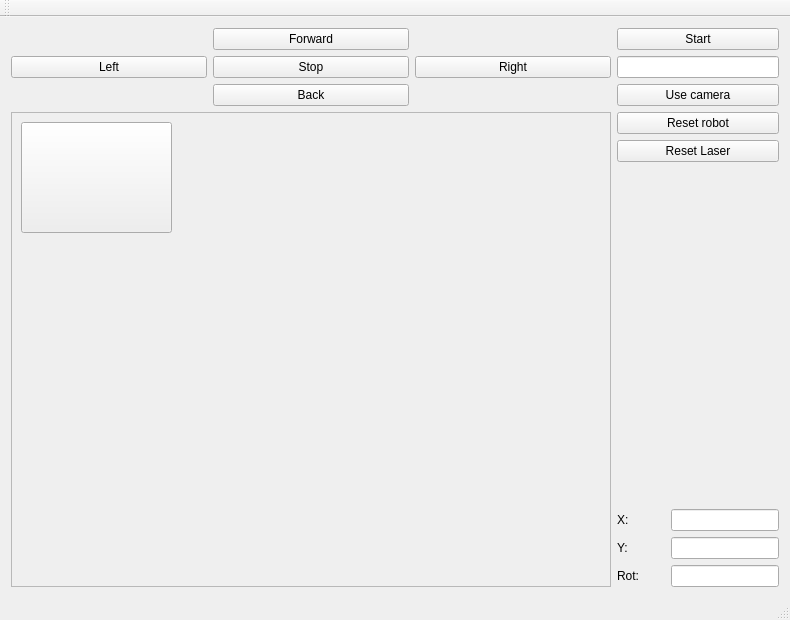
Before: the Qt Designer form demoRMR/mainwindow.ui in pao3007/HMI02, drawn with Qt 5.
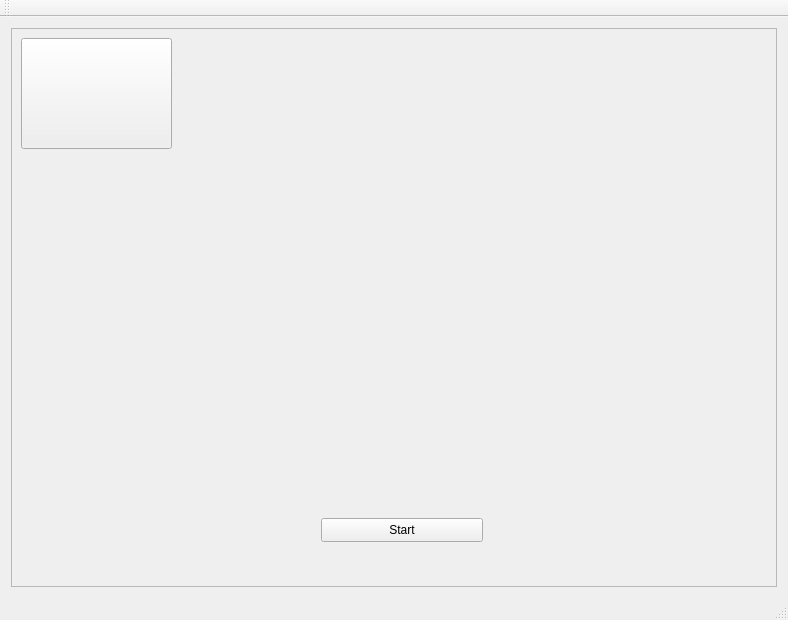
After: the same form once the commit is applied.

```diff
--- a/demoRMR/mainwindow.ui
+++ b/demoRMR/mainwindow.ui
@@ -15,7 +15,7 @@
   </property>
   <widget class="QWidget" name="centralWidget">
    <layout class="QGridLayout" name="gridLayout">
-    <item row="2" column="0">
+    <item row="1" column="0">
      <widget class="QFrame" name="frame">
       <property name="sizePolicy">
        <sizepolicy hsizetype="MinimumExpanding" vsizetype="Expanding">
@@ -48,263 +48,33 @@
         <string/>
        </property>
       </widget>
+      <widget class="QPushButton" name="pushButton_9">
+       <property name="geometry">
+        <rect>
+         <x>310</x>
+         <y>490</y>
+         <width>162</width>
+         <height>24</height>
+        </rect>
+       </property>
+       <property name="sizePolicy">
+        <sizepolicy hsizetype="Fixed" vsizetype="Fixed">
+         <horstretch>0</horstretch>
+         <verstretch>0</verstretch>
+        </sizepolicy>
+       </property>
+       <property name="minimumSize">
+        <size>
+         <width>162</width>
+         <height>0</height>
+        </size>
+       </property>
+       <property name="text">
+        <string>Start</string>
+       </property>
+      </widget>
      </widget>
     </item>
-    <item row="1" column="1">
-     <layout class="QVBoxLayout" name="verticalLayout">
-      <item>
-       <widget class="QPushButton" name="pushButton_9">
-        <property name="sizePolicy">
-         <sizepolicy hsizetype="Fixed" vsizetype="Fixed">
-          <horstretch>0</horstretch>
-          <verstretch>0</verstretch>
-         </sizepolicy>
-        </property>
-        <property name="minimumSize">
-         <size>
-          <width>162</width>
-          <height>0</height>
-         </size>
-        </property>
-        <property name="text">
-         <string>Start</string>
-        </property>
-       </widget>
-      </item>
-      <item>
-       <widget class="QLineEdit" name="lineEdit">
-        <property name="sizePolicy">
-         <sizepolicy hsizetype="Fixed" vsizetype="Fixed">
-          <horstretch>0</horstretch>
-          <verstretch>0</verstretch>
-         </sizepolicy>
-        </property>
-        <property name="minimumSize">
-         <size>
-          <width>162</width>
-          <height>0</height>
-         </size>
-        </property>
-       </widget>
-      </item>
-      <item>
-       <widget class="QPushButton" name="pushButton">
-        <property name="sizePolicy">
-         <sizepolicy hsizetype="Fixed" vsizetype="Fixed">
-          <horstretch>0</horstretch>
-          <verstretch>0</verstretch>
-         </sizepolicy>
-        </property>
-        <property name="minimumSize">
-         <size>
-          <width>162</width>
-          <height>0</height>
-         </size>
-        </property>
-        <property name="text">
-         <string>Use camera</string>
-        </property>
-       </widget>
-      </item>
-     </layout>
-    </item>
-    <item row="1" column="0">
-     <layout class="QGridLayout" name="gridLayout_2">
-      <item row="1" column="2">
-       <widget class="QPushButton" name="pushButton_5">
-        <property name="sizePolicy">
-         <sizepolicy hsizetype="Expanding" vsizetype="Fixed">
-          <horstretch>0</horstretch>
-          <verstretch>0</verstretch>
-         </sizepolicy>
-        </property>
-        <property name="text">
-         <string>Right</string>
-        </property>
-       </widget>
-      </item>
-      <item row="0" column="1">
-       <widget class="QPushButton" name="pushButton_2">
-        <property name="sizePolicy">
-         <sizepolicy hsizetype="Expanding" vsizetype="Fixed">
-          <horstretch>0</horstretch>
-          <verstretch>0</verstretch>
-         </sizepolicy>
-        </property>
-        <property name="text">
-         <string>Forward</string>
-        </property>
-       </widget>
-      </item>
-      <item row="1" column="0">
-       <widget class="QPushButton" name="pushButton_6">
-        <property name="sizePolicy">
-         <sizepolicy hsizetype="Expanding" vsizetype="Fixed">
-          <horstretch>0</horstretch>
-          <verstretch>0</verstretch>
-         </sizepolicy>
-        </property>
-        <property name="text">
-         <string>Left</string>
-        </property>
-       </widget>
-      </item>
-      <item row="2" column="1">
-       <widget class="QPushButton" name="pushButton_3">
-        <property name="sizePolicy">
-         <sizepolicy hsizetype="Expanding" vsizetype="Fixed">
-          <horstretch>0</horstretch>
-          <verstretch>0</verstretch>
-         </sizepolicy>
-        </property>
-        <property name="text">
-         <string>Back</string>
-        </property>
-       </widget>
-      </item>
-      <item row="1" column="1">
-       <widget class="QPushButton" name="pushButton_4">
-        <property name="sizePolicy">
-         <sizepolicy hsizetype="Expanding" vsizetype="Fixed">
-          <horstretch>0</horstretch>
-          <verstretch>0</verstretch>
-         </sizepolicy>
-        </property>
-        <property name="text">
-         <string>Stop</string>
-        </property>
-       </widget>
-      </item>
-     </layout>
-    </item>
-    <item row="2" column="1">
-     <layout class="QVBoxLayout" name="verticalLayout_2">
-      <item>
-       <widget class="QPushButton" name="pushButton_8">
-        <property name="sizePolicy">
-         <sizepolicy hsizetype="Fixed" vsizetype="Fixed">
-          <horstretch>0</horstretch>
-          <verstretch>0</verstretch>
-         </sizepolicy>
-        </property>
-        <property name="minimumSize">
-         <size>
-          <width>162</width>
-          <height>0</height>
-         </size>
-        </property>
-        <property name="text">
-         <string>Reset robot</string>
-        </property>
-       </widget>
-      </item>
-      <item>
-       <widget class="QPushButton" name="pushButton_7">
-        <property name="sizePolicy">
-         <sizepolicy hsizetype="Fixed" vsizetype="Fixed">
-          <horstretch>0</horstretch>
-          <verstretch>0</verstretch>
-         </sizepolicy>
-        </property>
-        <property name="minimumSize">
-         <size>
-          <width>162</width>
-          <height>0</height>
-         </size>
-        </property>
-        <property name="text">
-         <string>Reset Laser</string>
-        </property>
-       </widget>
-      </item>
-      <item>
-       <spacer name="verticalSpacer">
-        <property name="orientation">
-         <enum>Qt::Vertical</enum>
-        </property>
-        <property name="sizeHint" stdset="0">
-         <size>
-          <width>20</width>
-          <height>40</height>
-         </size>
-        </property>
-       </spacer>
-      </item>
-      <item>
-       <layout class="QGridLayout" name="gridLayout_3">
-        <item row="0" column="0">
-         <widget class="QLabel" name="label">
-          <property name="text">
-           <string>X:</string>
-          </property>
-         </widget>
-        </item>
-        <item row="2" column="0">
-         <widget class="QLabel" name="label_3">
-          <property name="text">
-           <string>Rot:</string>
-          </property>
-         </widget>
-        </item>
-        <item row="1" column="0">
-         <widget class="QLabel" name="label_2">
-          <property name="text">
-           <string>Y:</string>
-          </property>
-         </widget>
-        </item>
-        <item row="0" column="1">
-         <widget class="QLineEdit" name="lineEdit_2">
-          <property name="sizePolicy">
-           <sizepolicy hsizetype="Fixed" vsizetype="Fixed">
-            <horstretch>0</horstretch>
-            <verstretch>0</verstretch>
-           </sizepolicy>
-          </property>
-          <property name="focusPolicy">
-           <enum>Qt::NoFocus</enum>
-          </property>
-          <property name="readOnly">
-           <bool>true</bool>
-          </property>
-         </widget>
-        </item>
-        <item row="1" column="1">
-         <widget class="QLineEdit" name="lineEdit_3">
-          <property name="sizePolicy">
-           <sizepolicy hsizetype="Fixed" vsizetype="Fixed">
-            <horstretch>0</horstretch>
-            <verstretch>0</verstretch>
-           </sizepolicy>
-          </property>
-          <property name="focusPolicy">
-           <enum>Qt::NoFocus</enum>
-          </property>
-          <property name="readOnly">
-           <bool>true</bool>
-          </property>
-         </widget>
-        </item>
-        <item row="2" column="1">
-         <widget class="QLineEdit" name="lineEdit_4">
-          <property name="sizePolicy">
-           <sizepolicy hsizetype="Fixed" vsizetype="Fixed">
-            <horstretch>0</horstretch>
-            <verstretch>0</verstretch>
-           </sizepolicy>
-          </property>
-          <property name="focusPolicy">
-           <enum>Qt::NoFocus</enum>
-          </property>
-          <property name="readOnly">
-           <bool>true</bool>
-          </property>
-         </widget>
-        </item>
-       </layout>
-      </item>
-     </layout>
-    </item>
    </layout>
   </widget>
   <widget class="QMenuBar" name="menuBar">
```
